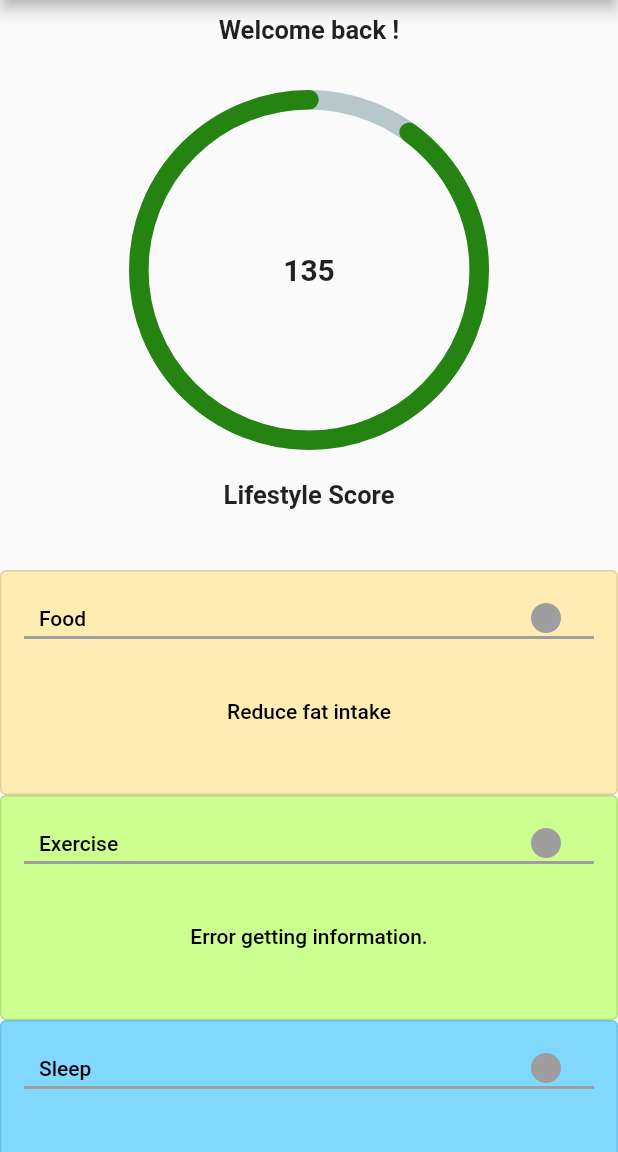
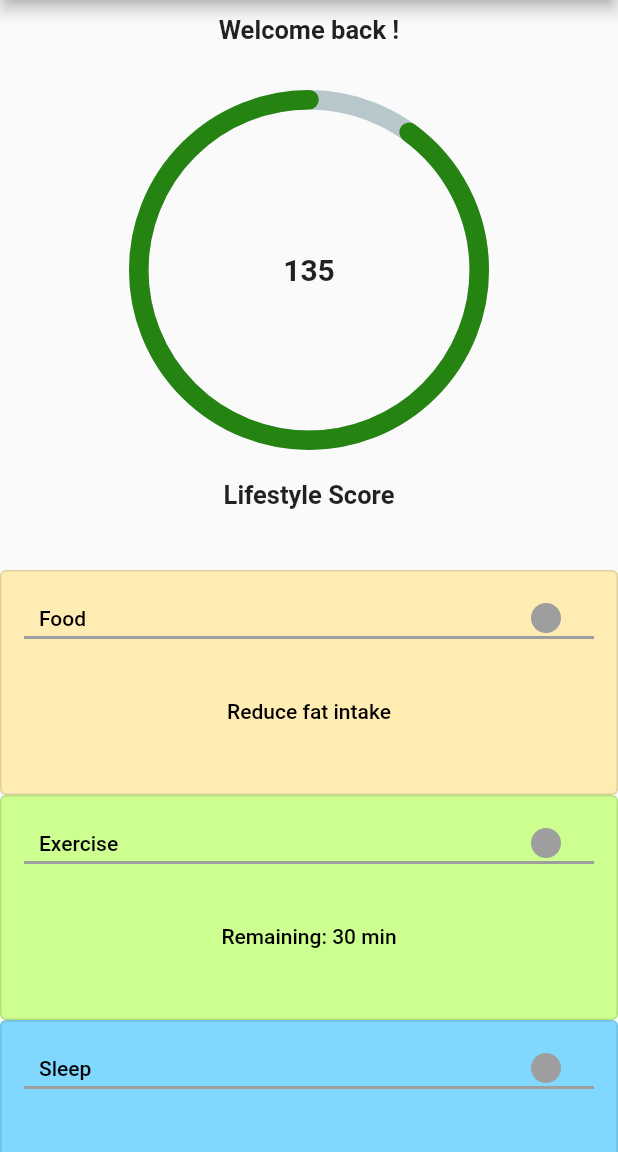
Before and after one commit to Tstrand123/EverydayWellnessCS125, a Flutter app: the screen it shows once a user with an empty profile is signed in, on a phone screen of 412 x 824 dp, the part 84-1236 px from its top. Run offline on Flutter 3.47's test engine with Material 2 defaults, Android fonts, the phone set to English and light mode, and no system bars; drawn by our look-alikes of percent_indicator; our stand-ins replace cloud_firestore, csv, email_validator, firebase_auth, firebase_core, flutter_rating_bar and 2 more; missing offline and left inert: custom_timer, flutter_background_service, health, tflite_flutter; accounts and stored records are empty.

Commit message:
Fixed display bug for exercise.

```diff
--- a/lib/Exercise/exercise.dart
+++ b/lib/Exercise/exercise.dart
@@ -51,8 +51,8 @@ Widget getExerciseRec() {
               '${DateTime.now().year}-${DateTime.now().day}-${DateTime.now().month}')
           .snapshots(),
       builder: (BuildContext context, AsyncSnapshot<QuerySnapshot?> snapshot) {
+        num neededMinutes = 30;
         if (snapshot.hasData && snapshot.data!.docs.isNotEmpty) {
-          num neededMinutes = 30;
           for (var log in snapshot.data!.docs) {
             if (log['hours'] != 0) {
               neededMinutes = 0;
@@ -76,7 +76,7 @@ Widget getExerciseRec() {
             return const Text("All finished exercising!");
           }
         } else {
-          return const Text("Error getting information.");
+          return Text("Remaining: $neededMinutes min");
         }
       });
 }
```
